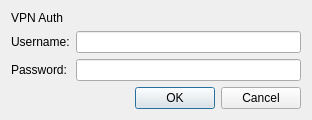
Before: the Qt Designer form src/authdialog.ui in PacketImpact/lvpngui, drawn with Qt 5.
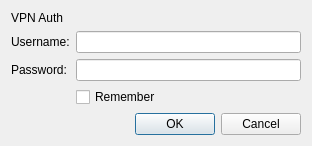
After: the same form once the commit is applied. Icons and pictures are not drawn.

Commit message: Add "remember me" checkbox

Diff of the .ui file:
```diff
--- a/src/authdialog.ui
+++ b/src/authdialog.ui
@@ -7,7 +7,7 @@
     <x>0</x>
     <y>0</y>
     <width>312</width>
-    <height>112</height>
+    <height>144</height>
    </rect>
   </property>
   <property name="windowTitle">
@@ -42,7 +42,45 @@
      </property>
     </widget>
    </item>
-   <item row="3" column="0" colspan="2">
+   <item row="3" column="0">
+    <spacer name="horizontalSpacer">
+     <property name="orientation">
+      <enum>Qt::Horizontal</enum>
+     </property>
+     <property name="sizeHint" stdset="0">
+      <size>
+       <width>40</width>
+       <height>20</height>
+      </size>
+     </property>
+    </spacer>
+   </item>
+   <item row="3" column="1">
+    <widget class="QWidget" name="widget" native="true">
+     <layout class="QGridLayout" name="gridLayout">
+      <property name="leftMargin">
+       <number>0</number>
+      </property>
+      <property name="topMargin">
+       <number>0</number>
+      </property>
+      <property name="rightMargin">
+       <number>0</number>
+      </property>
+      <property name="bottomMargin">
+       <number>0</number>
+      </property>
+      <item row="0" column="0">
+       <widget class="QCheckBox" name="rememberCheckbox">
+        <property name="text">
+         <string>Remember</string>
+        </property>
+       </widget>
+      </item>
+     </layout>
+    </widget>
+   </item>
+   <item row="5" column="0" colspan="2">
     <widget class="QDialogButtonBox" name="buttonBox">
      <property name="orientation">
       <enum>Qt::Horizontal</enum>
```
Left out of the diff: 18 changed lines with no effect on the pictures. The commit also changes 11 other files.
